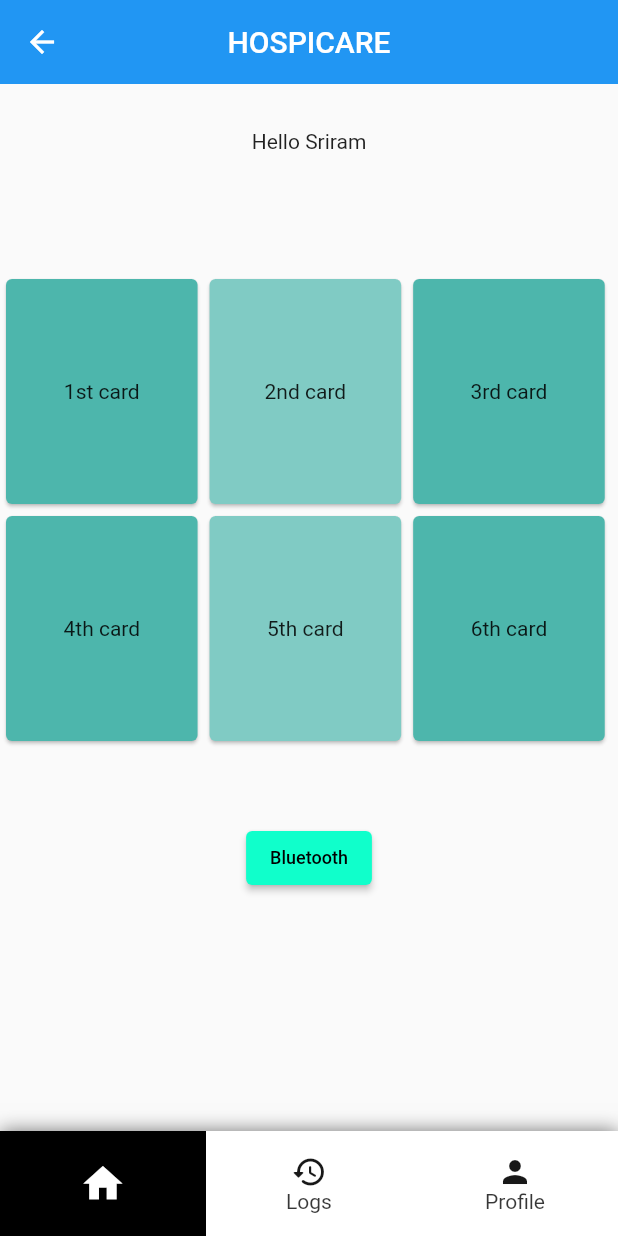
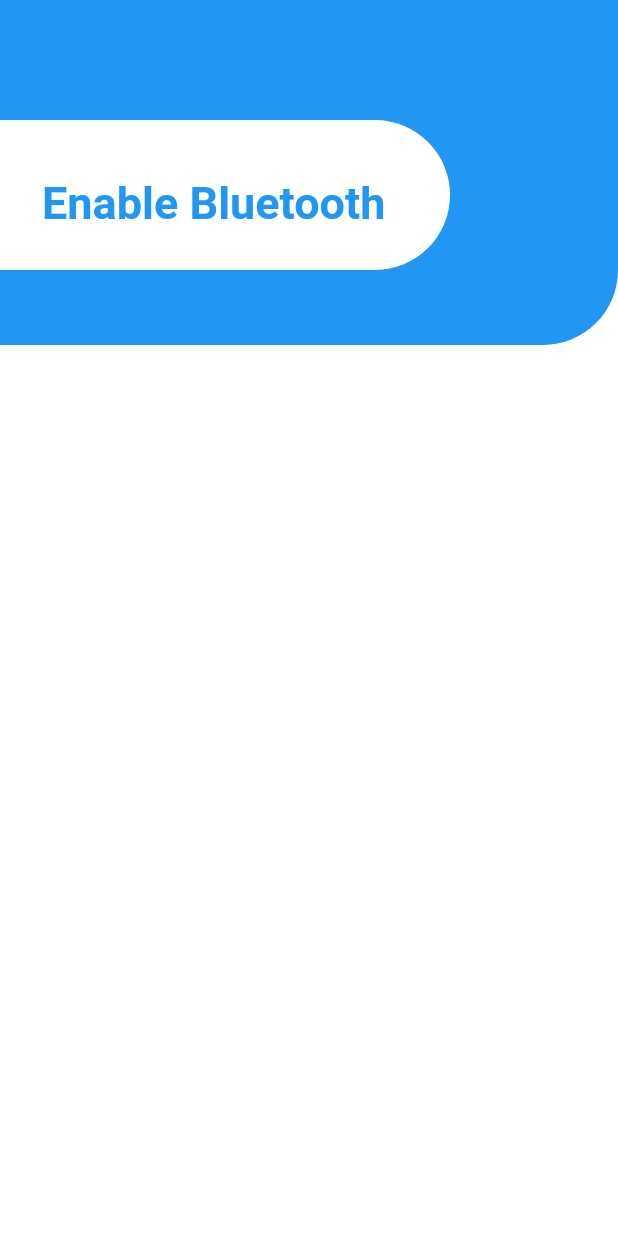
Before and after one commit to Tense-Turtles/MedProdigy-app, a Flutter app: the HomeView screen opened directly, on a phone screen of 412 x 824 dp. Run offline on Flutter 3.47's test engine with Material 2 defaults, Android fonts, the phone set to English and light mode, and no system bars; our stand-ins replace cloud_firestore, firebase_auth, firebase_core, flutter_bluetooth_serial, sqflite; accounts and stored records are empty.

Commit message:
added a bluetooth text button

```diff
--- a/lib/ui/home_view.dart
+++ b/lib/ui/home_view.dart
@@ -1,4 +1,4 @@
-// ignore_for_file: library_private_types_in_public_api, unused_import, duplicate_ignore, prefer_const_constructors, sized_box_for_whitespace,prefer_const_literals_to_create_immutables, import_of_legacy_library_into_null_safe, prefer_const_constructors_in_immutables
+// ignore_for_file: library_private_types_in_public_api, unused_import, duplicate_ignore, prefer_const_constructors, sized_box_for_whitespace,prefer_const_literals_to_create_immutables, import_of_legacy_library_into_null_safe, prefer_const_constructors_in_immutables, unused_local_variable
 
 // ignore: unused_import
 import 'package:cloud_firestore/cloud_firestore.dart';
@@ -23,122 +23,40 @@ class _HomeViewState extends State<HomeView> {
 
   @override
   Widget build(BuildContext context) {
-    Size size = MediaQuery.of(context).size;
-    var screens = [
-      ListView(children: <Widget>[
+    final double height = MediaQuery.of(context).size.height;
+    final double width = MediaQuery.of(context).size.width;
+    return Scaffold(
+      backgroundColor: Colors.white,
+      body: Column(
+        children: [
           Container(
-          padding: const EdgeInsets.symmetric(vertical: 30),
-          width: double.infinity,
-          // height: double.infinity,
-          child: Center(child: Text('Hello Sriram')),
+            height: 230,
+            decoration: BoxDecoration(
+                borderRadius: BorderRadius.only(
+                  bottomRight: Radius.circular(50),
                 ),
-        SizedBox(height: 50),
-        Center(
-            child: Row(
-          children: <Widget>[
-            Card(
-              color: Colors.teal[300],
-              child: InkWell(
-                splashColor: Colors.blue.withAlpha(30),
-                onTap: () {
-                  debugPrint('Card tapped.');
-                },
-                child: SizedBox(
-                  // width: double.infinity,
-                  width: size.width * 0.31,
-                  height: 150,
-                  child: Center(child: Text('1st card')),
+                color: Colors.blue),
+            child: Stack(
+              children: [
+                Positioned(
+                    top: 80,
+                    left: 0,
+                    child: Container(
+                        height: 100,
+                        width: 300,
+                        decoration: BoxDecoration(
+                          color: Colors.white,
+                          borderRadius: BorderRadius.only(
+                            bottomRight: Radius.circular(50),
+                            topRight: Radius.circular(50),
                           ),
-              ),
-            ),
-            Card(
-              color: Colors.teal[200],
-              child: InkWell(
-                splashColor: Colors.blue.withAlpha(30),
-                onTap: () {
-                  debugPrint('Card tapped.');
-                },
-                child: SizedBox(
-                  width: size.width * 0.31,
-                  // width: double.infinity,
-                  height: 150,
-                  child: Center(child: Text('2nd card')),
-                ),
-              ),
-            ),
-            Card(
-              color: Colors.teal[300],
-              child: InkWell(
-                splashColor: Colors.blue.withAlpha(30),
-                onTap: () {
-                  debugPrint('Card tapped.');
-                },
-                child: SizedBox(
-                  width: size.width * 0.31,
-                  // width: double.infinity,
-                  height: 150,
-                  child: Center(child: Text('3rd card')),
-                ),
-              ),
-            )
-          ],
-        )),
-        Center(
-            child: Row(
-          children: <Widget>[
-            Card(
-              color: Colors.teal[300],
-              child: InkWell(
-                splashColor: Colors.blue.withAlpha(30),
-                onTap: () {
-                  debugPrint('Card tapped.');
-                },
-                child: SizedBox(
-                  // width: double.infinity,
-                  width: size.width * 0.31,
-                  height: 150,
-                  child: Center(child: Text('4th card')),
-                ),
-              ),
-            ),
-            Card(
-              color: Colors.teal[200],
-              child: InkWell(
-                splashColor: Colors.blue.withAlpha(30),
-                onTap: () {
-                  debugPrint('Card tapped.');
-                },
-                child: SizedBox(
-                  width: size.width * 0.31,
-                  // width: double.infinity,
-                  height: 150,
-                  child: Center(child: Text('5th card')),
-                ),
-              ),
-            ),
-            Card(
-              color: Colors.teal[300],
-              child: InkWell(
-                splashColor: Colors.blue.withAlpha(30),
-                onTap: () {
-                  debugPrint('Card tapped.');
-                },
-                child: SizedBox(
-                  width: size.width * 0.31,
-                  // width: double.infinity,
-                  height: 150,
-                  child: Center(child: Text('6th card')),
-                ),
-              ),
-            ),
-          ],
-        )),
-        SizedBox(height: 50),
-        Center(
-          child: ElevatedButton(
-            style: ElevatedButton.styleFrom(
-              primary: Color.fromARGB(255, 16, 255, 203), // background
-              onPrimary: Colors.white, // foreground
+                        ))),
+                Positioned(
+                  top: 110,
+                  left: 20,
+                  child: TextButton(
+                    style: TextButton.styleFrom(
+                      textStyle: const TextStyle(fontSize: 20),
                     ),
                     onPressed: () async {
                       Navigator.push(
@@ -149,63 +67,202 @@ class _HomeViewState extends State<HomeView> {
                       );
                     },
                     child: const Text(
-              "Bluetooth",
-              style: TextStyle(
-                  fontSize: 12,
-                  //  fontWeight: FontWeight.bold,
-                  color: Color.fromARGB(255, 0, 0, 0)),
+                      'Enable Bluetooth',
+                      style:
+                          TextStyle(fontSize: 30, fontWeight: FontWeight.bold),
                     ),
                   ),
-        ),
-      ]),
-      Center(child: Text('Health')),
-      Center(child: Text('Profile')),
-    ];
-
-    return Scaffold(
-      appBar: AppBar(
-        title: Text('HOSPICARE'),
-        elevation: 0,
-        centerTitle: true,
-      ),
-      body: Container(
-          width: MediaQuery.of(context).size.width,
-          height: MediaQuery.of(context).size.height,
-          child: screens[currentIndex]),
-      bottomNavigationBar: CustomBottomBoxBar(
-        onIndexChange: (int val) {
-          setState(() {
-            currentIndex = val;
-          });
-        },
-        inicialIndex: currentIndex,
-        items: [
-          CustomBottomBoxBarItem(Icons.home, Text('Home')),
-          CustomBottomBoxBarItem(Icons.history_rounded, Text('Logs')),
-          CustomBottomBoxBarItem(Icons.person, Text('Profile')),
-          // CustomBottomBoxBarItem(Icons.work_outline_rounded, Text('Work')),
+                )
               ],
             ),
-
-      // bottomNavigationBar: BottomNavigationBar(
-
-      //   currentIndex: currentIndex,
-      //   onTap: (index) => setState(
-      //     () => currentIndex = index,
-      //   ),
-      //   iconSize: 35,
-      //   items: [
-      //     BottomNavigationBarItem(icon: Icon(Icons.home), label: 'Home'
-      //         // backgroundColor: Colors.blue[300],
-      //         ),
-      //     BottomNavigationBarItem(icon: Icon(Icons.favorite), label: 'Health'
-      //         // backgroundColor: Colors.blue[300],
-      //         ),
-      //     BottomNavigationBarItem(icon: Icon(Icons.person), label: 'Profile'
-      //         // backgroundColor: Colors.blue[300],
-      //         ),
-      // ],
+          )
+        ],
+      ),
     );
-    // );
   }
 }
+
+// Size size = MediaQuery.of(context).size;
+    // var screens = [
+    //   ListView(children: <Widget>[
+    //     Container(
+    //       padding: const EdgeInsets.symmetric(vertical: 30),
+    //       width: double.infinity,
+    //       // height: double.infinity,
+    //       child: Center(child: Text('Hello Sriram')),
+    //     ),
+    //     SizedBox(height: 50),
+    //     // Center(
+    //     //     child: Row(
+    //     //   children: <Widget>[
+    //     //     Card(
+    //     //       color: Colors.teal[300],
+    //     //       child: InkWell(
+    //     //         splashColor: Colors.blue.withAlpha(30),
+    //     //         onTap: () {
+    //     //           debugPrint('Card tapped.');
+    //     //         },
+    //     //         child: SizedBox(
+    //     //           // width: double.infinity,
+    //     //           width: size.width * 0.31,
+    //     //           height: 150,
+    //     //           child: Center(child: Text('1st card')),
+    //     //         ),
+    //     //       ),
+    //     //     ),
+    //     //     Card(
+    //     //       color: Colors.teal[200],
+    //     //       child: InkWell(
+    //     //         splashColor: Colors.blue.withAlpha(30),
+    //     //         onTap: () {
+    //     //           debugPrint('Card tapped.');
+    //     //         },
+    //     //         child: SizedBox(
+    //     //           width: size.width * 0.31,
+    //     //           // width: double.infinity,
+    //     //           height: 150,
+    //     //           child: Center(child: Text('2nd card')),
+    //     //         ),
+    //     //       ),
+    //     //     ),
+    //     //     Card(
+    //     //       color: Colors.teal[300],
+    //     //       child: InkWell(
+    //     //         splashColor: Colors.blue.withAlpha(30),
+    //     //         onTap: () {
+    //     //           debugPrint('Card tapped.');
+    //     //         },
+    //     //         child: SizedBox(
+    //     //           width: size.width * 0.31,
+    //     //           // width: double.infinity,
+    //     //           height: 150,
+    //     //           child: Center(child: Text('3rd card')),
+    //     //         ),
+    //     //       ),
+    //     //     )
+    //     //   ],
+    //     // )),
+    //     // Center(
+    //     //     child: Row(
+    //     //   children: <Widget>[
+    //     //     Card(
+    //     //       color: Colors.teal[300],
+    //     //       child: InkWell(
+    //     //         splashColor: Colors.blue.withAlpha(30),
+    //     //         onTap: () {
+    //     //           debugPrint('Card tapped.');
+    //     //         },
+    //     //         child: SizedBox(
+    //     //           // width: double.infinity,
+    //     //           width: size.width * 0.31,
+    //     //           height: 150,
+    //     //           child: Center(child: Text('4th card')),
+    //     //         ),
+    //     //       ),
+    //     //     ),
+    //     //     Card(
+    //     //       color: Colors.teal[200],
+    //     //       child: InkWell(
+    //     //         splashColor: Colors.blue.withAlpha(30),
+    //     //         onTap: () {
+    //     //           debugPrint('Card tapped.');
+    //     //         },
+    //     //         child: SizedBox(
+    //     //           width: size.width * 0.31,
+    //     //           // width: double.infinity,
+    //     //           height: 150,
+    //     //           child: Center(child: Text('5th card')),
+    //     //         ),
+    //     //       ),
+    //     //     ),
+    //     //     Card(
+    //     //       color: Colors.teal[300],
+    //     //       child: InkWell(
+    //     //         splashColor: Colors.blue.withAlpha(30),
+    //     //         onTap: () {
+    //     //           debugPrint('Card tapped.');
+    //     //         },
+    //     //         child: SizedBox(
+    //     //           width: size.width * 0.31,
+    //     //           // width: double.infinity,
+    //     //           height: 150,
+    //     //           child: Center(child: Text('6th card')),
+    //     //         ),
+    //     //       ),
+    //     //     ),
+    //     //   ],
+    //     // )),
+    //     SizedBox(height: 50),
+    //     Center(
+    //       child: ElevatedButton(
+    //         style: ElevatedButton.styleFrom(
+    //           primary: Color.fromARGB(255, 16, 255, 203), // background
+    //           onPrimary: Colors.white, // foreground
+    //         ),
+    //         onPressed: () async {
+    //           Navigator.push(
+    //             context,
+    //             MaterialPageRoute(
+    //               builder: (context) => MainPage(),
+    //             ),
+    //           );
+    //         },
+    //         child: const Text(
+    //           "Bluetooth",
+    //           style: TextStyle(
+    //               fontSize: 12,
+    //               //  fontWeight: FontWeight.bold,
+    //               color: Color.fromARGB(255, 0, 0, 0)),
+    //         ),
+    //       ),
+    //     ),
+    //   ]),
+    //   Center(child: Text('Health')),
+    //   Center(child: Text('Profile')),
+    // ];
+
+    // return Scaffold(
+    //   appBar: AppBar(
+    //     title: Text('HOSPICARE'),
+    //     elevation: 0,
+    //     centerTitle: true,
+    //   ),
+    //   body: Container(
+    //       width: MediaQuery.of(context).size.width,
+    //       height: MediaQuery.of(context).size.height,
+    //       child: screens[currentIndex]),
+    //   bottomNavigationBar: CustomBottomBoxBar(
+    //     onIndexChange: (int val) {
+    //       setState(() {
+    //         currentIndex = val;
+    //       });
+    //     },
+    //     inicialIndex: currentIndex,
+    //     items: [
+    //       CustomBottomBoxBarItem(Icons.home, Text('Home')),
+    //       CustomBottomBoxBarItem(Icons.history_rounded, Text('Logs')),
+    //       CustomBottomBoxBarItem(Icons.person, Text('Profile')),
+    //       // CustomBottomBoxBarItem(Icons.work_outline_rounded, Text('Work')),
+    //     ],
+    //   ),
+
+    //   // bottomNavigationBar: BottomNavigationBar(
+
+    //   //   currentIndex: currentIndex,
+    //   //   onTap: (index) => setState(
+    //   //     () => currentIndex = index,
+    //   //   ),
+    //   //   iconSize: 35,
+    //   //   items: [
+    //   //     BottomNavigationBarItem(icon: Icon(Icons.home), label: 'Home'
+    //   //         // backgroundColor: Colors.blue[300],
+    //   //         ),
+    //   //     BottomNavigationBarItem(icon: Icon(Icons.favorite), label: 'Health'
+    //   //         // backgroundColor: Colors.blue[300],
+    //   //         ),
+    //   //     BottomNavigationBarItem(icon: Icon(Icons.person), label: 'Profile'
+    //   //         // backgroundColor: Colors.blue[300],
+    //   //         ),
+    //   // ],
+    // );
+    // // );
```
Lines whose indentation alone changed are shown as unchanged.
